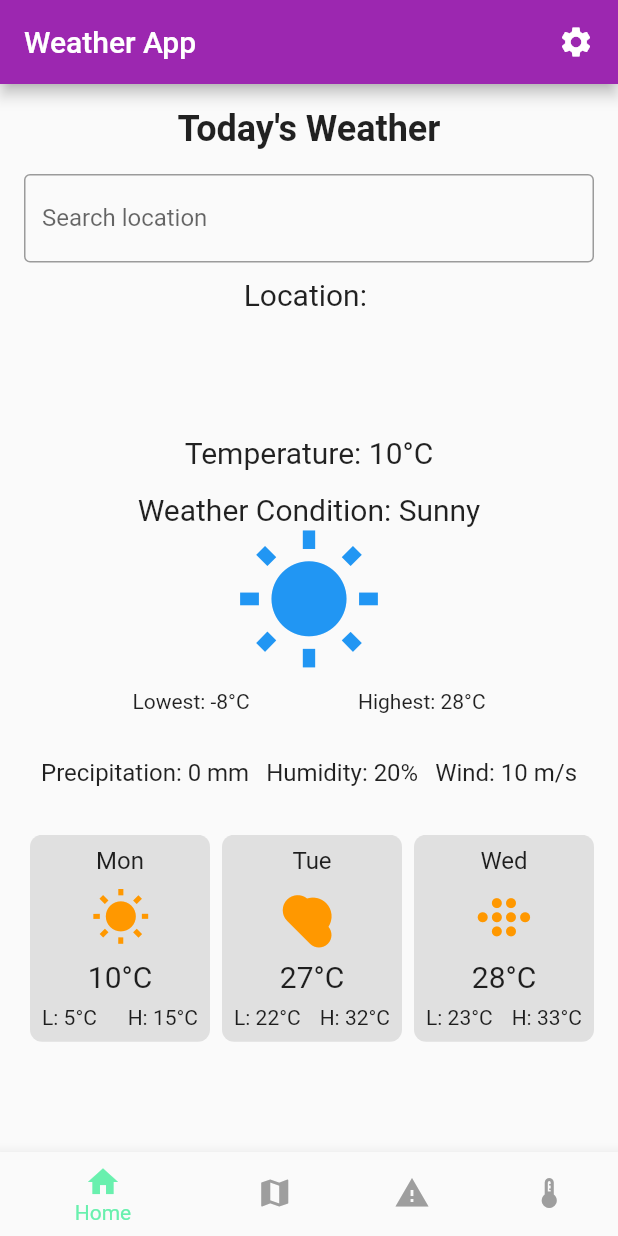
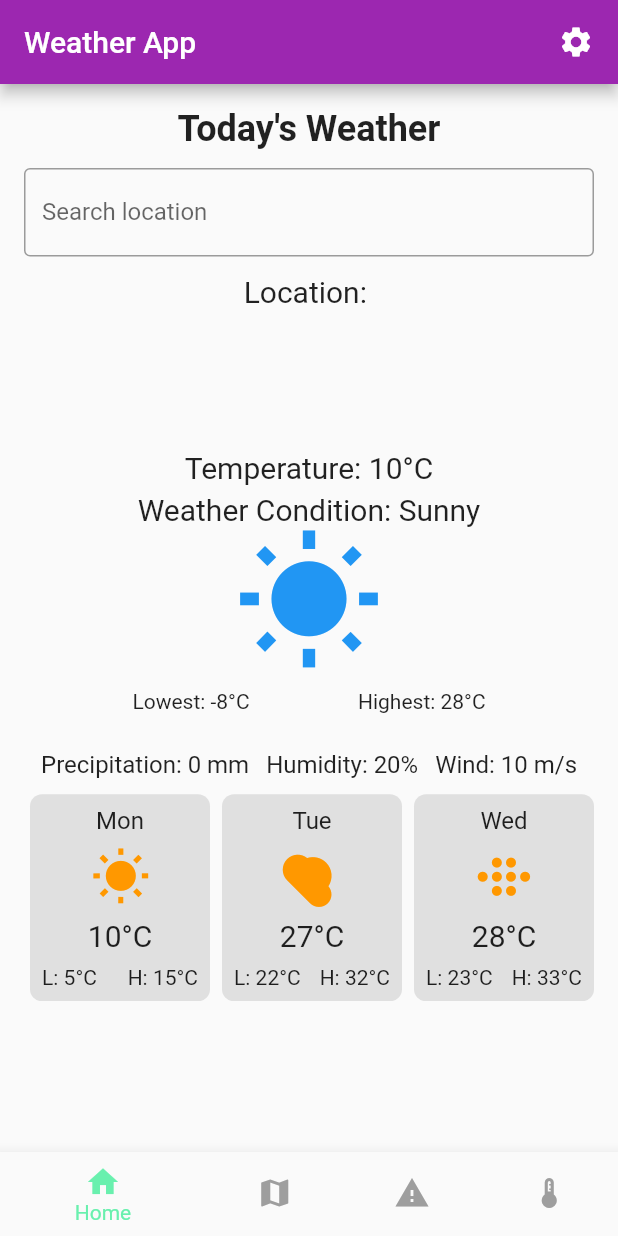
Before and after one commit to xide-projext/mid_project_weather, a Flutter app: the screen it shows after launch, on a phone screen of 412 x 824 dp. Run offline on Flutter 3.47's test engine with Material 2 defaults, Android fonts, the phone set to English and light mode, and no system bars.

Commit message:
Reduced overflow

```diff
--- a/lib/main.dart
+++ b/lib/main.dart
@@ -331,7 +331,7 @@ class _WeatherHomePageState extends State<WeatherHomePage> {
               'Today\'s Weather',
               style: TextStyle(fontSize: 24, fontWeight: FontWeight.bold),
             ),
-            SizedBox(height: 16),
+            SizedBox(height: 12),
             TextFormField(
               onChanged: (query) =>
                   searchLocations(query), // Pass the query as a parameter
@@ -340,18 +340,18 @@ class _WeatherHomePageState extends State<WeatherHomePage> {
                 border: OutlineInputBorder(),
               ),
             ),
-            SizedBox(height: 10),
+            SizedBox(height: 12),
             Text(
               'Location: $location', // Display the entered location
               style: TextStyle(fontSize: 20),
             ),
-            SizedBox(height: 10),
+            SizedBox(height: 5),
             Expanded(
               child: Center(
                 child: Column(
                   mainAxisAlignment: MainAxisAlignment.center,
                   children: [
-                    SizedBox(height: 15),
+                    SizedBox(height: 5),
                     AnimatedOpacity(
                       opacity: temperatures.isNotEmpty ? 1.0 : 0.0,
                       duration: Duration(milliseconds: 500),
@@ -360,7 +360,7 @@ class _WeatherHomePageState extends State<WeatherHomePage> {
                         style: TextStyle(fontSize: 20),
                       ),
                     ),
-                    SizedBox(height: 15),
+                    SizedBox(height: 5),
                     Text(
                       'Weather Condition: ${weatherConditions.isNotEmpty ? weatherConditions[0] : ''}',
                       style: TextStyle(fontSize: 20),
@@ -386,7 +386,7 @@ class _WeatherHomePageState extends State<WeatherHomePage> {
                         ),
                       ],
                     ),
-                    SizedBox(height: 30),
+                    SizedBox(height: 25),
                     Row(
                       mainAxisAlignment: MainAxisAlignment.spaceEvenly,
                       children: [
@@ -404,7 +404,7 @@ class _WeatherHomePageState extends State<WeatherHomePage> {
                         ),
                       ],
                     ),
-                    SizedBox(height: 32),
+                    SizedBox(height: 10),
                     SingleChildScrollView(
                       scrollDirection: Axis.horizontal,
                       child: Row(
```
Also changed, not shown: pubspec.lock, 2 other files.
